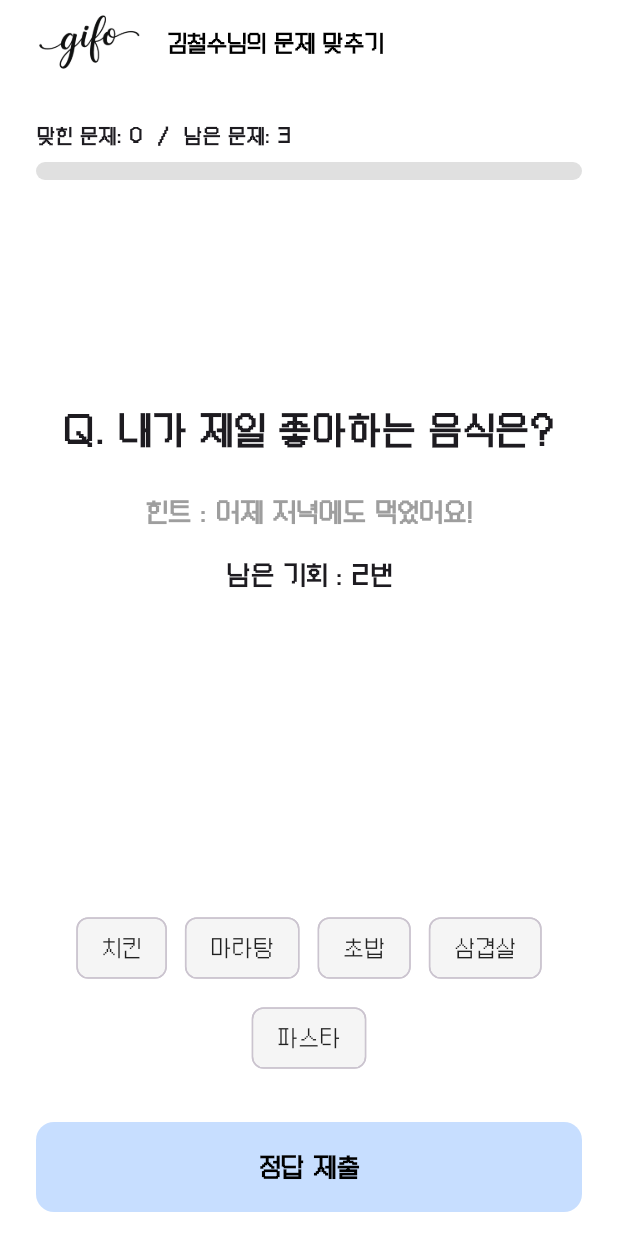
After one commit to Team-gifo/gifo-front, a Flutter app: the QuizView screen opened by its route, after a tap on "정답 제출", on a phone screen of 412 x 824 dp. The commit adds this screen. Run offline on Flutter 3.47's test engine with Material 3 defaults, Android fonts, the phone set to English and light mode, and no system bars; our stand-ins replace confetti, flutter_svg, go_router, image_picker, toastification.

Commit message:
feat: #17 문제 맞추기 구현 외 2종 수정
- 추억 갤러리 데이터 로직 수정
- 로비에서 다음 페이지 전환 트리거 로직 수정

```diff
--- a/lib/core/router/app_router.dart
+++ b/lib/core/router/app_router.dart
@@ -14,6 +14,7 @@ import '../../features/lobby/data/models/lobby_data.dart';
 import '../../features/lobby/presentation/views/lobby_view.dart';
 import '../../features/lobby/presentation/views/memory_gallery_view.dart';
 import '../../features/content/presentation/views/gacha_view.dart';
+import '../../features/content/presentation/views/quiz_view.dart';
 import '../../features/content/presentation/views/result_view.dart';
 
 bool isPackageComplete = false;
@@ -44,7 +45,7 @@ final GoRouter appRouter = GoRouter(
         final lobbyData =
             LobbyData.getDummyByCode(code) ??
             LobbyData.getDummyByCode('helloworld')!;
-        return LobbyView(data: lobbyData);
+        return LobbyView(data: lobbyData, code: code);
       },
     ),
     // 수신자용 추억 갤러리 화면 (입장 후 화면)
@@ -61,6 +62,14 @@ final GoRouter appRouter = GoRouter(
       builder: (BuildContext context, GoRouterState state) {
         final code = state.extra as String? ?? 'helloworld';
         return GachaView(code: code);
+      },
+    ),
+    // 콘텐츠 진행 - 퀴즈 맞추기 화면
+    GoRoute(
+      path: '/content/quiz',
+      builder: (BuildContext context, GoRouterState state) {
+        final code = state.extra as String? ?? 'quiz123';
+        return QuizView(code: code);
       },
     ),
     // 콘텐츠 진행 - 공용 결과창 화면
--- /dev/null
+++ b/lib/features/content/presentation/views/quiz_view.dart
@@ -0,0 +1,421 @@
+import 'package:flutter/material.dart';
+import 'package:go_router/go_router.dart';
+import 'package:toastification/toastification.dart';
+
+import '../../../lobby/data/models/lobby_data.dart';
+
+class QuizView extends StatefulWidget {
+  final String code;
+
+  const QuizView({super.key, required this.code});
+
+  @override
+  State<QuizView> createState() => _QuizViewState();
+}
+
+class _QuizViewState extends State<QuizView> {
+  late LobbyData lobbyData;
+  late QuizContent quizContent;
+
+  int currentQuizIndex = 0;
+  int currentLives = 0;
+  int correctCount = 0;
+
+  String _userAnswer = '';
+  final TextEditingController _textController = TextEditingController();
+
+  @override
+  void initState() {
+    super.initState();
+    // 라우터 로직을 통해 퀴즈 데이터가 보장된 상태라고 가정
+    lobbyData = LobbyData.getDummyByCode(widget.code)!;
+    quizContent = lobbyData.content!.quiz!;
+    currentLives = quizContent.list[currentQuizIndex].playLimit;
+  }
+
+  @override
+  void dispose() {
+    _textController.dispose();
+    super.dispose();
+  }
+
+  // 정답 제출 이벤트 처리 로직
+  void _submitAnswer() {
+    if (_userAnswer.trim().isEmpty) return;
+
+    final QuizItem currentQuiz = quizContent.list[currentQuizIndex];
+    // 대소문자 구분 없이 입력받은 답변이 복수개의 정답 중 하나와 일치하는지 확인합니다.
+    final bool isCorrect = currentQuiz.answer.any(
+      (String ans) => ans.toLowerCase() == _userAnswer.trim().toLowerCase(),
+    );
+
+    if (isCorrect) {
+      correctCount++;
+      _moveToNextQuiz();
+    } else {
+      setState(() {
+        currentLives--;
+      });
+
+      if (currentLives <= 0) {
+        // 기회를 모두 소진하면 다음 문제로 넘어가거나 완료 처리
+        _moveToNextQuiz();
+      } else {
+        // 오답 시 토스트 메시지를 중앙 상단에 노출
+        toastification.show(
+          context: context,
+          type: ToastificationType.error,
+          style: ToastificationStyle.flatColored,
+          title: const Text('오답입니다!'),
+          description: const Text('다시 한번 화면을 보고 도전해보세요.'),
+          alignment: Alignment.topCenter,
+          autoCloseDuration: const Duration(seconds: 3),
+        );
+      }
+    }
+  }
+
+  // 다음 퀴즈 혹은 결과 화면으로 전환
+  void _moveToNextQuiz() {
+    setState(() {
+      _userAnswer = '';
+      _textController.clear();
+      currentQuizIndex++;
+
+      if (currentQuizIndex < quizContent.list.length) {
+        currentLives = quizContent.list[currentQuizIndex].playLimit;
+      }
+    });
+
+    if (currentQuizIndex >= quizContent.list.length) {
+      _finishQuiz();
+    }
+  }
+
+  // 결과 화면으로 이동
+  void _finishQuiz() {
+    final int requiredCount = quizContent.successReward.requiredCount ?? 0;
+
+    // 맞춘 횟수가 기준 이상이라면 성공 보상, 아니라면 실패 보상 전달
+    if (correctCount >= requiredCount) {
+      context.go(
+        '/content/result',
+        extra: <String, String>{
+          'itemName': quizContent.successReward.itemName,
+          'imageUrl': quizContent.successReward.imageUrl,
+        },
+      );
+    } else {
+      context.go(
+        '/content/result',
+        extra: <String, String>{
+          'itemName': quizContent.failReward.itemName,
+          'imageUrl': quizContent.failReward.imageUrl,
+        },
+      );
+    }
+  }
+
+  @override
+  Widget build(BuildContext context) {
+    if (currentQuizIndex >= quizContent.list.length) {
+      return const Scaffold(body: Center(child: CircularProgressIndicator()));
+    }
+
+    final Size size = MediaQuery.of(context).size;
+    final bool isDesktop = size.width > 900;
+    final QuizItem currentQuiz = quizContent.list[currentQuizIndex];
+
+    return Scaffold(
+      backgroundColor: Colors.white,
+      appBar: AppBar(
+        automaticallyImplyLeading: false,
+        backgroundColor: Colors.white,
+        elevation: 0,
+        title: Padding(
+          padding: const EdgeInsets.symmetric(horizontal: 8.0),
+          child: Row(
+            children: <Widget>[
+              Image.asset('assets/images/title_logo.png', height: 50),
+              const SizedBox(width: 16),
+              // 모바일 환경에선 제목 텍스트 최소화 처리
+              if (size.width > 600)
+                RichText(
+                  text: TextSpan(
+                    style: const TextStyle(
+                      fontSize: 20,
+                      color: Colors.black,
+                      fontWeight: FontWeight.bold,
+                    ),
+                    children: <InlineSpan>[
+                      TextSpan(
+                        text: lobbyData.user,
+                        style: const TextStyle(color: Colors.blue),
+                      ),
+                      const TextSpan(text: '님의 '),
+                      const TextSpan(
+                        text: '살 떨리는',
+                        style: TextStyle(color: Colors.blue),
+                      ),
+                      const TextSpan(text: ' 문제 맞추기'),
+                    ],
+                  ),
+                )
+              else
+                Expanded(
+                  child: Text(
+                    '${lobbyData.user}님의 문제 맞추기',
+                    style: const TextStyle(
+                      fontSize: 16,
+                      color: Colors.black,
+                      fontWeight: FontWeight.bold,
+                    ),
+                    overflow: TextOverflow.ellipsis,
+                  ),
+                ),
+              if (isDesktop) ...<Widget>[
+                const Spacer(),
+                _buildProgress(isMobile: false),
+                const SizedBox(width: 16),
+              ],
+            ],
+          ),
+        ),
+      ),
+      body: SafeArea(child: _buildBody(context, isDesktop, currentQuiz)),
+      bottomNavigationBar: isDesktop
+          ? null
+          : SafeArea(
+              child: Padding(
+                padding: const EdgeInsets.symmetric(
+                  horizontal: 24.0,
+                  vertical: 16.0,
+                ),
+                child: _buildInputArea(currentQuiz, isMobile: true),
+              ),
+            ),
+    );
+  }
+
+  // 퀴즈 뷰 메인 바디 영역
+  Widget _buildBody(
+    BuildContext context,
+    bool isDesktop,
+    QuizItem currentQuiz,
+  ) {
+    final String hintText = currentQuiz.hint.isEmpty
+        ? '제공되지 않음'
+        : currentQuiz.hint;
+
+    final Widget content = Column(
+      mainAxisAlignment: MainAxisAlignment.center,
+      children: <Widget>[
+        if (isDesktop) const SizedBox(height: 64),
+
+        Text(
+          'Q. ${currentQuiz.title}',
+          style: const TextStyle(fontSize: 26, fontWeight: FontWeight.bold),
+          textAlign: TextAlign.center,
+        ),
+        const SizedBox(height: 24),
+        Text(
+          '힌트 : $hintText',
+          style: const TextStyle(
+            fontSize: 18,
+            color: Colors.grey,
+            fontWeight: FontWeight.w600,
+          ),
+        ),
+        const SizedBox(height: 16),
+        Text(
+          '남은 기회 : $currentLives번',
+          style: const TextStyle(fontSize: 18, fontWeight: FontWeight.bold),
+        ),
+        const SizedBox(height: 48),
+
+        // 데스크탑일 경우 하단 영역을 body 내부에서 그려줍니다.
+        if (isDesktop) _buildInputArea(currentQuiz, isMobile: false),
+      ],
+    );
+
+    return Column(
+      children: <Widget>[
+        if (!isDesktop)
+          Padding(
+            padding: const EdgeInsets.fromLTRB(24.0, 24.0, 24.0, 0),
+            child: _buildProgress(isMobile: true),
+          ),
+        Expanded(
+          child: Center(
+            child: SingleChildScrollView(
+              child: Padding(
+                padding: const EdgeInsets.symmetric(horizontal: 24.0),
+                child: content,
+              ),
+            ),
+          ),
+        ),
+      ],
+    );
+  }
+
+  // 문제 진행 상태 프로그레스 표기 영역
+  Widget _buildProgress({required bool isMobile}) {
+    final int total = quizContent.list.length;
+    final int solved = currentQuizIndex;
+    final int remain = total - solved;
+    final double progressValue = total == 0 ? 0.0 : solved / total;
+
+    return Container(
+      constraints: const BoxConstraints(maxWidth: 400),
+      width: isMobile ? double.infinity : 300,
+      child: Column(
+        mainAxisSize: MainAxisSize.min,
+        crossAxisAlignment: isMobile
+            ? CrossAxisAlignment.start
+            : CrossAxisAlignment.end,
+        children: <Widget>[
+          Text(
+            '맞힌 문제: $correctCount  /  남은 문제: $remain',
+            style: const TextStyle(fontSize: 14, fontWeight: FontWeight.w600),
+          ),
+          const SizedBox(height: 8),
+          LinearProgressIndicator(
+            value: progressValue,
+            backgroundColor: Colors.grey.shade300,
+            color: Colors.greenAccent,
+            minHeight: 12,
+            borderRadius: BorderRadius.circular(6),
+          ),
+        ],
+      ),
+    );
+  }
+
+  // 입력 혹은 조작 버튼 및 제출 활성화 영역
+  Widget _buildInputArea(QuizItem quiz, {required bool isMobile}) {
+    Widget content;
+
+    // 문제 유형 별로 입력 폼을 분기하여 제공합니다.
+    if (quiz.type == 'multiple_choice') {
+      content = Wrap(
+        spacing: 12,
+        runSpacing: 12,
+        alignment: WrapAlignment.center,
+        children: quiz.options.map<Widget>((String opt) {
+          final bool isSelected = _userAnswer == opt;
+          return ChoiceChip(
+            label: Text(opt, style: const TextStyle(fontSize: 16)),
+            selected: isSelected,
+            onSelected: (bool selected) {
+              setState(() => _userAnswer = selected ? opt : '');
+            },
+            selectedColor: const Color(0xFFC7DEFF),
+            backgroundColor: Colors.grey.shade100,
+            labelStyle: TextStyle(
+              fontWeight: isSelected ? FontWeight.bold : FontWeight.normal,
+              color: isSelected ? Colors.black : Colors.black87,
+            ),
+          );
+        }).toList(),
+      );
+    } else if (quiz.type == 'ox') {
+      content = Row(
+        mainAxisAlignment: MainAxisAlignment.center,
+        children: <Widget>[
+          _buildOXButton('O'),
+          const SizedBox(width: 24),
+          _buildOXButton('X'),
+        ],
+      );
+    } else {
+      // 주관식 객체 (subjective 등)
+      content = ConstrainedBox(
+        constraints: BoxConstraints(maxWidth: isMobile ? double.infinity : 400),
+        child: TextField(
+          controller: _textController,
+          onChanged: (String v) => _userAnswer = v,
+          onSubmitted: (String _) => _submitAnswer(),
+          decoration: InputDecoration(
+            border: OutlineInputBorder(
+              borderRadius: BorderRadius.circular(12),
+              borderSide: const BorderSide(color: Colors.grey),
+            ),
+            focusedBorder: OutlineInputBorder(
+              borderRadius: BorderRadius.circular(12),
+              borderSide: const BorderSide(color: Colors.blue),
+            ),
+            hintText: '정답을 입력하세요',
+            contentPadding: const EdgeInsets.symmetric(
+              horizontal: 16,
+              vertical: 16,
+            ),
+          ),
+        ),
+      );
+    }
+
+    return Column(
+      mainAxisSize: MainAxisSize.min,
+      children: <Widget>[
+        content,
+        const SizedBox(height: 32),
+        SizedBox(
+          width: isMobile ? double.infinity : 400,
+          height: 60,
+          child: ElevatedButton(
+            onPressed: () => _submitAnswer(),
+            style: ElevatedButton.styleFrom(
+              backgroundColor: const Color(0xFFC7DEFF),
+              foregroundColor: Colors.black,
+              shape: RoundedRectangleBorder(
+                borderRadius: BorderRadius.circular(12),
+              ),
+              elevation: 0,
+            ),
+            child: const Text(
+              '정답 제출',
+              style: TextStyle(fontWeight: FontWeight.bold, fontSize: 18),
+            ),
+          ),
+        ),
+      ],
+    );
+  }
+
+  // OX 버튼 컴포넌트 분리
+  Widget _buildOXButton(String value) {
+    final bool isSelected = _userAnswer == value;
+    return InkWell(
+      onTap: () => setState(() => _userAnswer = value),
+      borderRadius: BorderRadius.circular(16),
+      child: Container(
+        width: 100,
+        height: 100,
+        decoration: BoxDecoration(
+          color: isSelected
+              ? (value == 'O' ? Colors.blue.shade100 : Colors.red.shade100)
+              : Colors.grey.shade100,
+          borderRadius: BorderRadius.circular(16),
+          border: Border.all(
+            color: isSelected
+                ? (value == 'O' ? Colors.blue : Colors.red)
+                : Colors.grey.shade300,
+            width: 2,
+          ),
+        ),
+        alignment: Alignment.center,
+        child: Text(
+          value,
+          style: TextStyle(
+            fontSize: 48,
+            fontWeight: FontWeight.bold,
+            color: isSelected
+                ? (value == 'O' ? Colors.blue : Colors.red)
+                : Colors.black45,
+          ),
+        ),
+      ),
+    );
+  }
+}
--- a/lib/features/lobby/data/models/lobby_data.dart
+++ b/lib/features/lobby/data/models/lobby_data.dart
@@ -20,7 +20,18 @@ class LobbyData {
         user: '박준영', // 캡슐 뽑기 테스트 유저
         subTitle: '우리의 특별한 기록 (캡슐 뽑기)',
         bgm: 'track_sweet_01',
-        gallery: <GalleryItem>[],
+        gallery: <GalleryItem>[
+          GalleryItem(
+            title: '우리의 첫 만남',
+            imageUrl: 'assets/images/gallery_1.jpeg',
+            description: '벌써 시간이 이렇게 흘렀네. 함께했던 즐거운 시간들!',
+          ),
+          GalleryItem(
+            title: '잊지 못할 추억',
+            imageUrl: 'assets/images/gallery_2.jpeg',
+            description: '앞으로도 더 많은 추억을 함께 만들어가자. 항상 고마워.',
+          ),
+        ],
         content: LobbyContent(gacha: _getDummyGacha()),
       );
     } else if (code == 'quiz123') {
--- a/pubspec.yaml
+++ b/pubspec.yaml
@@ -23,6 +23,7 @@ dependencies:
   image_picker: ^1.2.1
   confetti: ^0.8.0
   flutter_svg: ^2.2.3
+  toastification: ^3.0.3
 
 dev_dependencies:
   flutter_test:
```
Also changed, not shown: lib/features/lobby/presentation/views/lobby_view.dart (+18 -2 lines), lib/features/lobby/presentation/views/memory_gallery_view.dart (+18 -22 lines).
